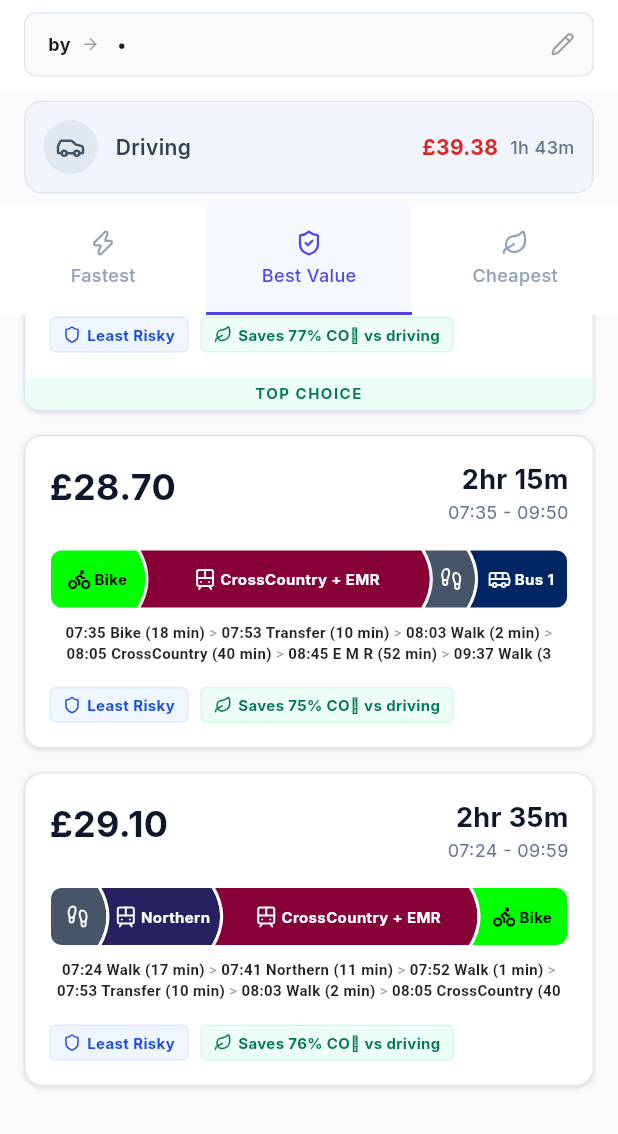
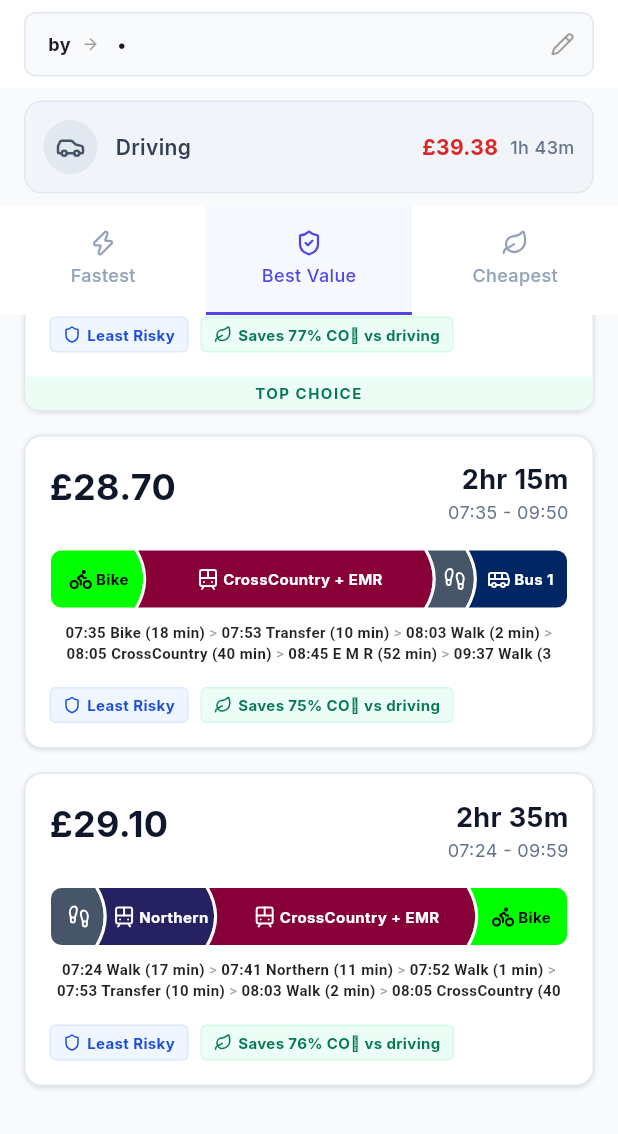
Before and after one commit to isaacw123434/Apptest, a Flutter app: the SummaryPage screen opened directly with empty values, scrolled down 183 dp, on a phone screen of 412 x 824 dp, the part 102-1236 px from its top. Run offline on Flutter 3.47's test engine with Material 3 defaults, Android fonts, the phone set to English and light mode, and no system bars; our stand-ins replace flutter_map, google_fonts, latlong2, lucide_icons.

Commit message:
Reduce padding in results summary diagram segments to allow text to enter the curve.
- Modified `HorizontalJigsawSchematic` to calculate a negative padding (-2.0) for non-last segments.
- Updated `HorizontalJigsawSegment` to handle negative padding by clamping the `Padding` widget's right padding to 0 and wrapping the content in an `OverflowBox` with extra width.
- Updated tests in `client/test/horizontal_jigsaw_test.dart` to verify the new padding value (0.0) and the presence of `OverflowBox`.

Co-authored-by: isaacw123434 <188620241+isaacw123434@users.noreply.github.com>

```diff
--- a/client/lib/screens/horizontal_jigsaw_schematic.dart
+++ b/client/lib/screens/horizontal_jigsaw_schematic.dart
@@ -35,7 +35,8 @@ class HorizontalJigsawSchematic extends StatelessWidget {
           bool isLast = i == segments.length - 1;
 
           double paddingLeft = isFirst ? 6.0 : (overlap + 1.0) * 0.75;
-          double paddingRight = isLast ? 6.0 : 2.0 * 0.75;
+          // Reduce right padding for non-last segments to allow text to extend into the curve
+          double paddingRight = isLast ? 6.0 : -2.0;
 
           IconData? iconData = _getIconData(seg.iconId);
           bool hasIcon = iconData != null;
@@ -210,6 +211,29 @@ class HorizontalJigsawSegment extends StatelessWidget {
 
   @override
   Widget build(BuildContext context) {
+    // Reduce right padding for non-last segments to allow text to extend into the curve
+    double rightPad = isLast ? 6.0 : -2.0;
+    double actualRightPad = rightPad > 0 ? rightPad : 0;
+    double overflow = rightPad < 0 ? -rightPad : 0;
+
+    Widget content = child;
+
+    if (overflow > 0) {
+      content = LayoutBuilder(
+        builder: (context, constraints) {
+          return OverflowBox(
+            alignment: Alignment.centerLeft,
+            minWidth: 0,
+            maxWidth: constraints.maxWidth + overflow,
+            child: SizedBox(
+              width: constraints.maxWidth + overflow,
+              child: child,
+            ),
+          );
+        },
+      );
+    }
+
     return CustomPaint(
       painter: _HorizontalJigsawPainter(
         isFirst: isFirst,
@@ -221,11 +245,11 @@ class HorizontalJigsawSegment extends StatelessWidget {
       child: Padding(
         padding: EdgeInsets.only(
           left: isFirst ? 6 : (overlap + 1.0) * 0.75,
-          right: isLast ? 6 : 2.0 * 0.75,
+          right: actualRightPad,
           top: 1,
           bottom: 1,
         ),
-        child: child,
+        child: content,
       ),
     );
   }
```
Also changed, not shown: 1 other file.
